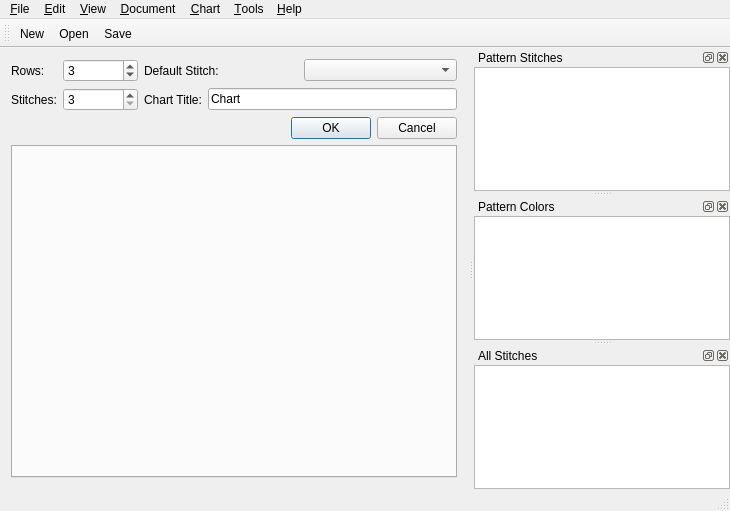
First picture: the form in src/mainwindow.ui, repository iPenguin/CrochetCharts, before the edit.
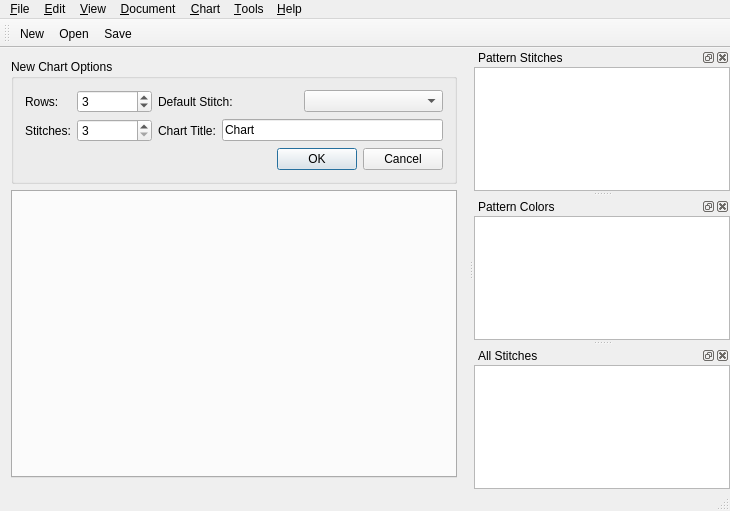
Second picture: the form after the edit. Icons and pictures are not drawn.

Commit message: Added box around new chart options.

```diff
--- a/src/mainwindow.ui
+++ b/src/mainwindow.ui
@@ -20,11 +20,28 @@
   <widget class="QWidget" name="centralWidget">
    <layout class="QVBoxLayout" name="verticalLayout_2">
     <item>
-     <widget class="QWidget" name="newDocument" native="true">
-      <layout class="QGridLayout" name="gridLayout">
-       <property name="margin">
-        <number>0</number>
-       </property>
+     <widget class="QGroupBox" name="newDocument">
+      <property name="title">
+       <string>New Chart Options</string>
+      </property>
+      <layout class="QGridLayout" name="gridLayout_2">
+       <item row="0" column="1">
+        <layout class="QHBoxLayout" name="horizontalLayout_3">
+         <item>
+          <widget class="QLabel" name="label_3">
+           <property name="text">
+            <string>Default Stitch:</string>
+           </property>
+           <property name="buddy">
+            <cstring>defaultStitch</cstring>
+           </property>
+          </widget>
+         </item>
+         <item>
+          <widget class="QComboBox" name="defaultStitch"/>
+         </item>
+        </layout>
+       </item>
        <item row="0" column="0">
         <layout class="QHBoxLayout" name="horizontalLayout">
          <item>
@@ -58,33 +75,6 @@
          </item>
         </layout>
        </item>
-       <item row="0" column="1">
-        <layout class="QHBoxLayout" name="horizontalLayout_3">
-         <item>
-          <widget class="QLabel" name="label_3">
-           <property name="text">
-            <string>Default Stitch:</string>
-           </property>
-           <property name="buddy">
-            <cstring>defaultStitch</cstring>
-           </property>
-          </widget>
-         </item>
-         <item>
-          <widget class="QComboBox" name="defaultStitch"/>
-         </item>
-        </layout>
-       </item>
-       <item row="2" column="0" colspan="2">
-        <widget class="QDialogButtonBox" name="newDocBttnBox">
-         <property name="orientation">
-          <enum>Qt::Horizontal</enum>
-         </property>
-         <property name="standardButtons">
-          <set>QDialogButtonBox::Cancel|QDialogButtonBox::Ok</set>
-         </property>
-        </widget>
-       </item>
        <item row="1" column="0">
         <layout class="QHBoxLayout" name="horizontalLayout_2">
          <item>
@@ -121,6 +111,16 @@
          </item>
         </layout>
        </item>
+       <item row="3" column="1">
+        <widget class="QDialogButtonBox" name="newDocBttnBox">
+         <property name="orientation">
+          <enum>Qt::Horizontal</enum>
+         </property>
+         <property name="standardButtons">
+          <set>QDialogButtonBox::Cancel|QDialogButtonBox::Ok</set>
+         </property>
+        </widget>
+       </item>
        <item row="1" column="1">
         <layout class="QHBoxLayout" name="horizontalLayout_4">
          <item>
```
Left out of the diff: 1 changed line with no effect on the pictures.
